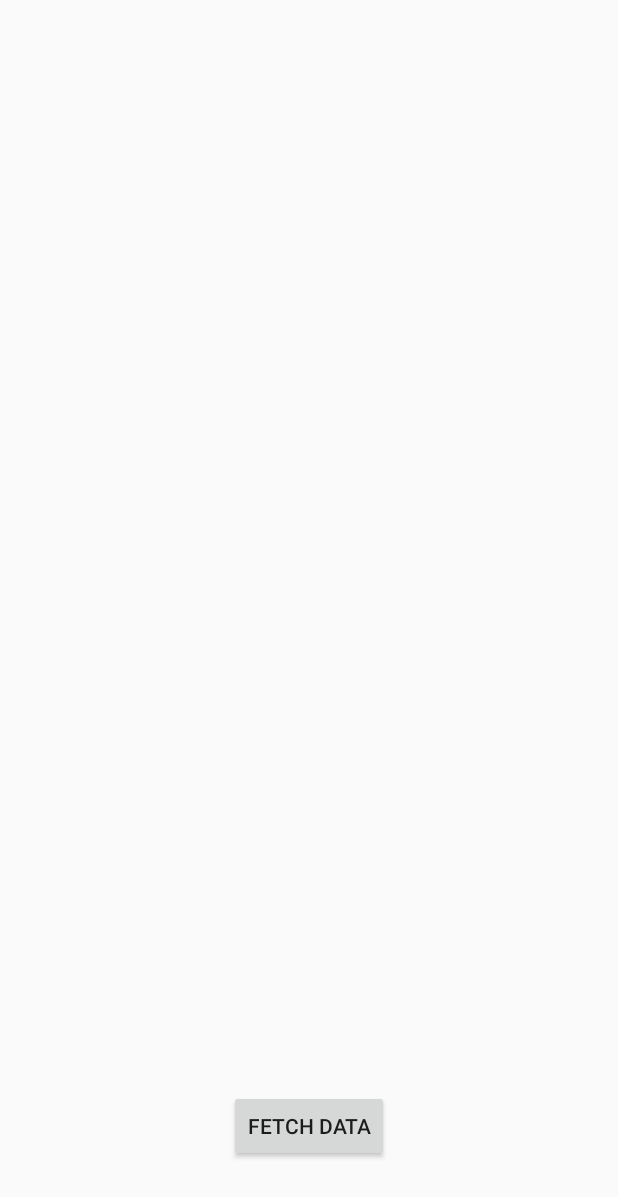
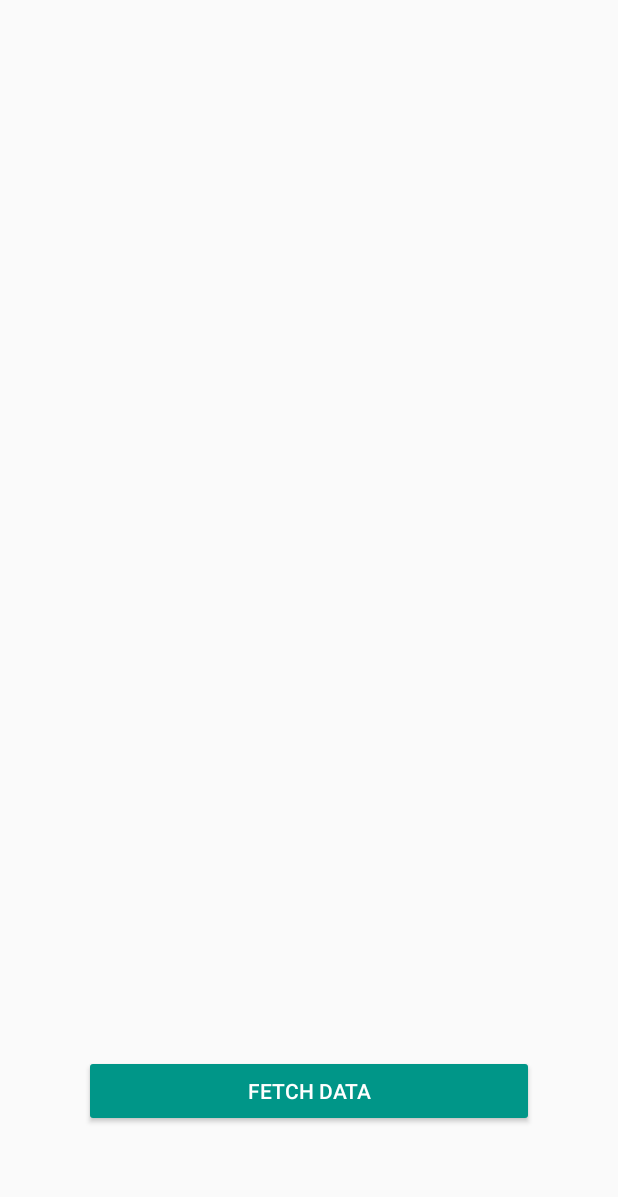
Before and after one commit to noahtt7/FetchTakeHome, an Android app: the screen it shows after launch (MainActivity), on a phone screen of 412 x 824 dp. Shown: the top 1197 px of the screen. Run offline under Robolectric (Android 15) with nearby library versions, the phone set to English and light mode, and no system bars; our stand-ins replace Volley.

Commit message:
Aligned textview labels and adjusted button

```diff
--- a/app/src/main/java/com/example/fetchtakehome/MainActivity.java
+++ b/app/src/main/java/com/example/fetchtakehome/MainActivity.java
@@ -39,7 +39,9 @@ public class MainActivity extends AppCompatActivity {
     RecyclerView recyclerView;
     List<Model> modelList;
     CustomAdapter customAdapter;
-    TextView labelText;
+    TextView labelId;
+    TextView labelListId;
+    TextView labelName;
     Button button;
     @Override
     protected void onCreate(Bundle savedInstanceState) {
@@ -51,7 +53,10 @@ public class MainActivity extends AppCompatActivity {
             v.setPadding(systemBars.left, systemBars.top, systemBars.right, systemBars.bottom);
             return insets;
         });
-        labelText = findViewById(R.id.labelText);
+        labelId = findViewById(R.id.labelText);
+        labelListId = findViewById(R.id.idLabelText);
+        labelName = findViewById(R.id.nameLabelText);
+
         //labelText.setText("ID");
         modelList = new ArrayList<>();
         button = findViewById(R.id.buttonFetch);
@@ -163,7 +168,9 @@ public class MainActivity extends AppCompatActivity {
                     modelList.add(new Model(id, listId, name));
                     //textView.append("id: " + id + " listId: " + listId + " name: " + name + "\n");
             }
-            labelText.setText("ID");
+            labelId.setText("ID");
+            labelListId.setText("List ID");
+            labelName.setText("Name");
             displayItems();
         } catch (JSONException e) {
             throw new RuntimeException(e);
--- a/app/src/main/res/layout/activity_main.xml
+++ b/app/src/main/res/layout/activity_main.xml
@@ -9,42 +9,47 @@
     tools:context=".MainActivity">
 
     <LinearLayout
-        android:layout_width="411dp"
+        android:layout_width="match_parent"
         android:layout_height="wrap_content"
         android:orientation="horizontal">
 
         <TextView
             android:id="@+id/idLabelText"
             android:layout_width="wrap_content"
-            android:layout_height="38dp"
+            android:layout_height="wrap_content"
+            android:layout_margin="8dp"
             android:minWidth="110dp"
+            android:padding="8dp"
             android:text=""
             android:textSize="24sp" />
 
         <TextView
             android:id="@+id/labelText"
             android:layout_width="wrap_content"
-            android:layout_height="38dp"
+            android:layout_height="wrap_content"
             android:layout_margin="8dp"
             android:text=""
+            android:textAlignment="center"
             android:textSize="24sp"
-            android:minWidth="110dp"/>
+            android:minWidth="110dp"
+            android:padding="8dp"/>
 
         <TextView
             android:id="@+id/nameLabelText"
             android:layout_width="wrap_content"
-            android:layout_height="38dp"
+            android:layout_height="wrap_content"
             android:layout_margin="8dp"
             android:minWidth="110dp"
             android:text=""
             android:textSize="24sp"
-            android:gravity="end"/>
+            android:gravity="end"
+            android:padding="8dp"/>
     </LinearLayout>
 
     <androidx.recyclerview.widget.RecyclerView
         android:id="@+id/recycler_main"
         android:layout_width="match_parent"
-        android:layout_height="608dp"
+        android:layout_height="550dp"
         android:layout_margin="8dp" />
 
 <!--    <androidx.recyclerview.widget.RecyclerView-->
@@ -55,9 +60,11 @@
 
     <Button
         android:id="@+id/buttonFetch"
-        android:layout_width="wrap_content"
+        android:layout_width="300dp"
         android:layout_height="wrap_content"
+        android:layout_gravity="center"
+        android:backgroundTint="#FF009688"
         android:text="Fetch Data"
-        android:layout_gravity="center" />
+        android:textColor="#FFFFFF" />
 
 </LinearLayout>
```
